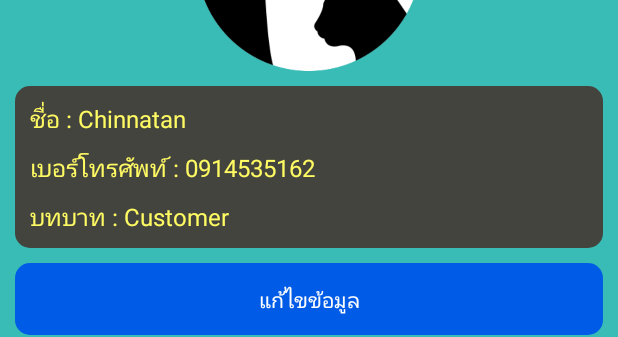
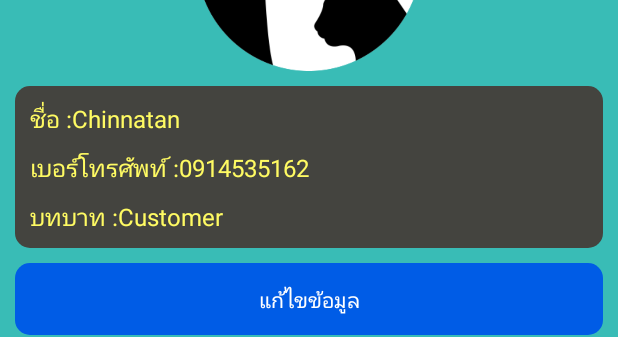
Before and after one commit to chinnatan/Pet-Medical-Records-SEProj, an Android app: the layout fragment_menu_profile.xml on its own in the app's theme, with its tools: preview values and no code run, on a phone screen of 412 x 824 dp. Shown: the part 439-776 px from the top of the screen. Run offline under Robolectric (Android 15) with nearby library versions, the phone set to English and light mode, and no system bars.

Commit message:
เพิ่ม string สำหรับหน้า profile, refactoring layout in fragment_menu_profile

```diff
--- a/app/src/main/res/layout/fragment_menu_profile.xml
+++ b/app/src/main/res/layout/fragment_menu_profile.xml
@@ -66,7 +66,7 @@
                     <TextView
                         android:layout_width="wrap_content"
                         android:layout_height="wrap_content"
-                        android:text="ชื่อ : "
+                        android:text="@string/profileFrg_name"
                         android:textColor="@color/colorButtonText"
                         android:textSize="16dp" />
 
@@ -88,7 +88,7 @@
                     <TextView
                         android:layout_width="wrap_content"
                         android:layout_height="wrap_content"
-                        android:text="เบอร์โทรศัพท์ : "
+                        android:text="@string/profileFrg_phonenumber"
                         android:textColor="@color/colorButtonText"
                         android:textSize="16dp" />
 
@@ -110,7 +110,7 @@
                     <TextView
                         android:layout_width="wrap_content"
                         android:layout_height="wrap_content"
-                        android:text="บทบาท : "
+                        android:text="@string/profileFrg_rule"
                         android:textColor="@color/colorButtonText"
                         android:textSize="16dp" />
 
--- a/app/src/main/res/values/strings.xml
+++ b/app/src/main/res/values/strings.xml
@@ -24,4 +24,9 @@
 
     <!--Menu Fragment-->
     <string name="menuFrg_signoutTxt">Sign out</string>
+
+    <!--Profile Fragment-->
+    <string name="profileFrg_name">ชื่อ : </string>
+    <string name="profileFrg_phonenumber">เบอร์โทรศัพท์ : </string>
+    <string name="profileFrg_rule">บทบาท : </string>
 </resources>
```
